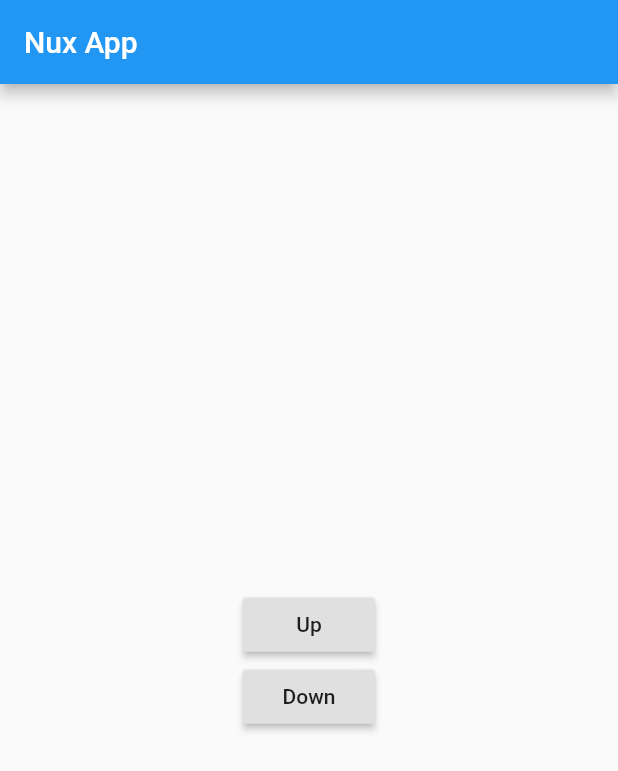
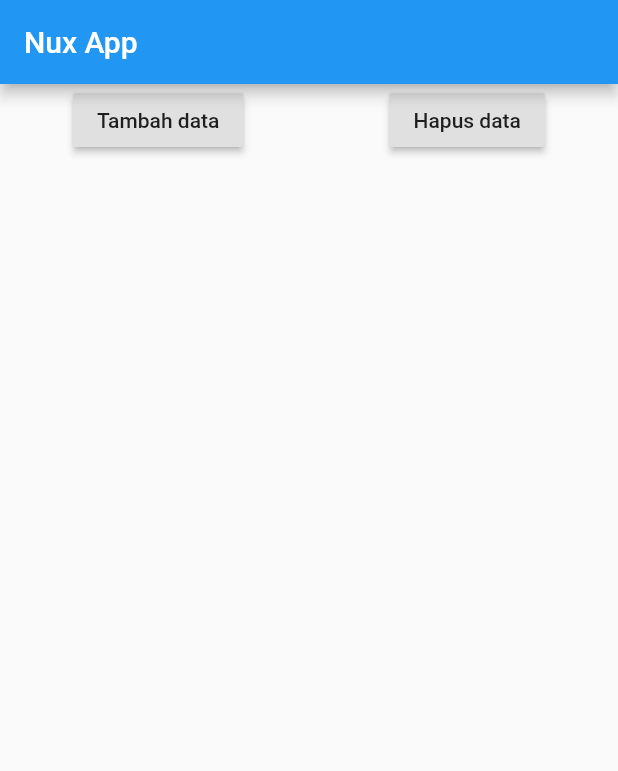
Before and after one commit to Nux-xader/nux_app-FLuter_study, a Flutter app: the screen it shows after launch, on a phone screen of 412 x 824 dp. Shown: the top 771 px of the screen. Run offline on Flutter 3.47's test engine with Material 2 defaults, Android fonts, the phone set to English and light mode, and no system bars.

Commit message:
learn list & listview

```diff
--- a/lib/main.dart
+++ b/lib/main.dart
@@ -12,7 +12,9 @@ class MyApp extends StatefulWidget {
 }
 
 class _MyAppState extends State<MyApp> {
+  List<Widget> list_widget = [];
   int num = 0;
+
 
   @override
   Widget build(BuildContext context) {
@@ -21,34 +23,37 @@ class _MyAppState extends State<MyApp> {
           appBar: AppBar(
             title: Text("Nux App"),
           ),
-        body: Center(
-          child: Column(
-            mainAxisAlignment: MainAxisAlignment.center,
+          body: ListView(
             children: <Widget>[
-              Text(
-                num.toString(),
-                style: TextStyle(fontSize: num.toDouble() * 10),
-              ),
+              Row(
+                mainAxisAlignment: MainAxisAlignment.spaceAround,
+                children: <Widget>[
                   RaisedButton(
-                child: Text("Up"),
+                    child: Text("Tambah data"),
                     onPressed: () {
                       setState(() {
                         num++;
+                        list_widget.add(Text("Data ke "+num.toString(), style: TextStyle(fontSize: 35),));
                       });
                     },
                   ),
                   RaisedButton(
-                child: Text("Down"),
+                    child: Text("Hapus data"),
                     onPressed: () {
                       setState(() {
                         num--;
+                        list_widget.removeLast();
                       });
                     },
                   )
                 ],
               ),
-        ),
-      ),
+              Column(
+                crossAxisAlignment: CrossAxisAlignment.start,
+                children: list_widget
+              )
+            ],
+          )),
     );
   }
 }
```
Lines whose indentation alone changed are shown as unchanged.
